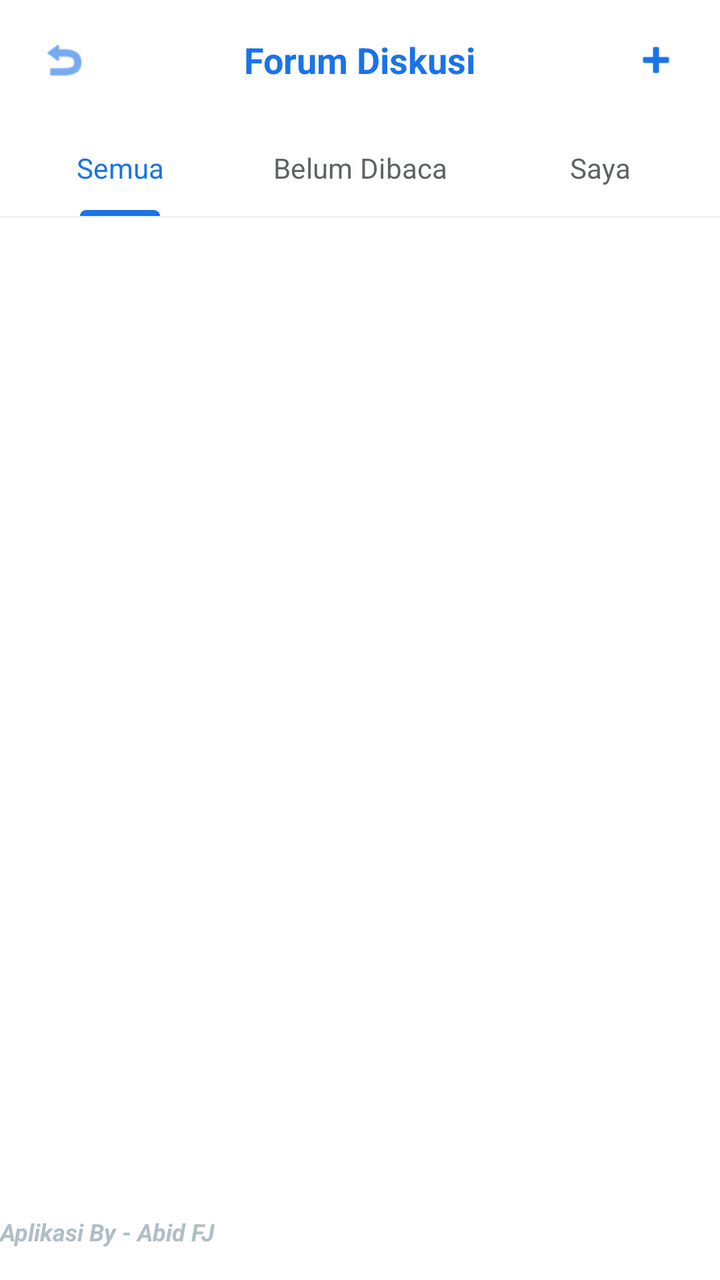
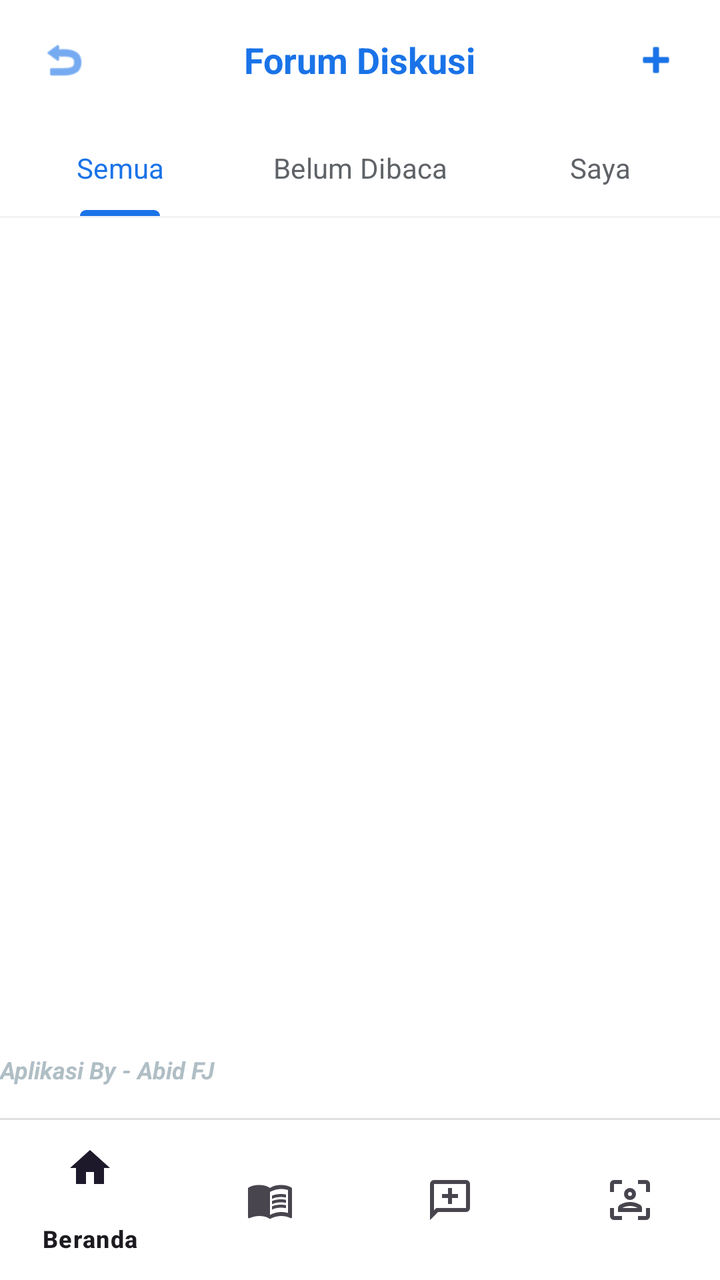

The first picture is an Android layout as it rendered before a commit; the second is the same layout after the commit. The layout source and the unified diff follow.
<!-- AndroidManifest.xml: application theme Theme.JawaAkademik -->
<!-- res/layout/activity_forum.xml -->
<?xml version="1.0" encoding="utf-8"?>
<LinearLayout xmlns:android="http://schemas.android.com/apk/res/android"
    xmlns:app="http://schemas.android.com/apk/res-auto"
    android:layout_width="match_parent"
    android:layout_height="match_parent"
    android:orientation="vertical"
    android:background="@android:color/white"> <RelativeLayout
    android:layout_width="match_parent"
    android:layout_height="60dp"
    android:paddingHorizontal="20dp">

    <ImageView
        android:id="@+id/btnBack"
        android:layout_width="24dp"
        android:layout_height="24dp"
        android:layout_centerVertical="true"
        android:src="@android:drawable/ic_menu_revert"
        app:tint="#1a73e8"/>

    <TextView
        android:layout_width="wrap_content"
        android:layout_height="wrap_content"
        android:layout_centerInParent="true"
        android:text="Forum Diskusi"
        android:textColor="#1a73e8"
        android:textSize="18sp"
        android:textStyle="bold" />

    <ImageView
        android:id="@+id/btnAddForum"
        android:layout_width="24dp"
        android:layout_height="24dp"
        android:layout_alignParentEnd="true"
        android:layout_centerVertical="true"
        android:src="@android:drawable/ic_input_add"
        app:tint="#1a73e8"/>
</RelativeLayout>

    <com.google.android.material.tabs.TabLayout
        android:id="@+id/tabLayoutForum"
        android:layout_width="match_parent"
        android:layout_height="wrap_content"
        android:background="@android:color/white"
        app:tabIndicatorColor="#1a73e8"
        app:tabIndicatorHeight="3dp"
        app:tabSelectedTextColor="#1a73e8"
        app:tabTextColor="#5F6368"
        app:tabTextAppearance="@style/TextAppearance.AppCompat.Small">

        <com.google.android.material.tabs.TabItem
            android:layout_width="wrap_content"
            android:layout_height="wrap_content"
            android:text="Semua" />

        <com.google.android.material.tabs.TabItem
            android:layout_width="wrap_content"
            android:layout_height="wrap_content"
            android:text="Belum Dibaca" />

        <com.google.android.material.tabs.TabItem
            android:layout_width="wrap_content"
            android:layout_height="wrap_content"
            android:text="Saya" />
    </com.google.android.material.tabs.TabLayout>

    <View
        android:layout_width="match_parent"
        android:layout_height="1dp"
        android:background="#F1F3F4"/>

    <androidx.recyclerview.widget.RecyclerView
        android:id="@+id/rvForum"
        android:layout_width="match_parent"
        android:layout_height="0dp"
        android:layout_weight="1"
        android:clipToPadding="false"
        android:paddingTop="8dp" />

    <TextView
        android:layout_width="match_parent"
        android:layout_height="wrap_content"
        android:text="Aplikasi By - Abid FJ"
        android:textAlignment="center"
        android:textColor="#B0BEC5"
        android:textSize="12sp"
        android:textStyle="italic|bold"
        android:paddingBottom="16dp"
        android:paddingTop="8dp"
        android:background="@android:color/white"/>

</LinearLayout>
<!-- resources referenced by this layout -->
<resources>
  <style name="Theme.JawaAkademik" parent="Base.Theme.JawaAkademik" />
  <style name="Base.Theme.JawaAkademik" parent="Theme.Material3.DayNight.NoActionBar">
          
          
      </style>
</resources>

<!-- the commit's change to res/layout/activity_forum.xml (unified diff, before → after) -->
@@ -87,5 +87,16 @@
         android:paddingBottom="16dp"
         android:paddingTop="8dp"
         android:background="@android:color/white"/>
+    <View
+        android:layout_width="match_parent"
+        android:layout_height="1dp"
+        android:background="#E0E0E0" />
+
+    <com.google.android.material.bottomnavigation.BottomNavigationView
+        android:id="@+id/bottomNav"
+        android:layout_width="match_parent"
+        android:layout_height="wrap_content"
+        android:background="@android:color/white"
+        app:menu="@menu/bottom_nav_menu" />
 
 </LinearLayout>
